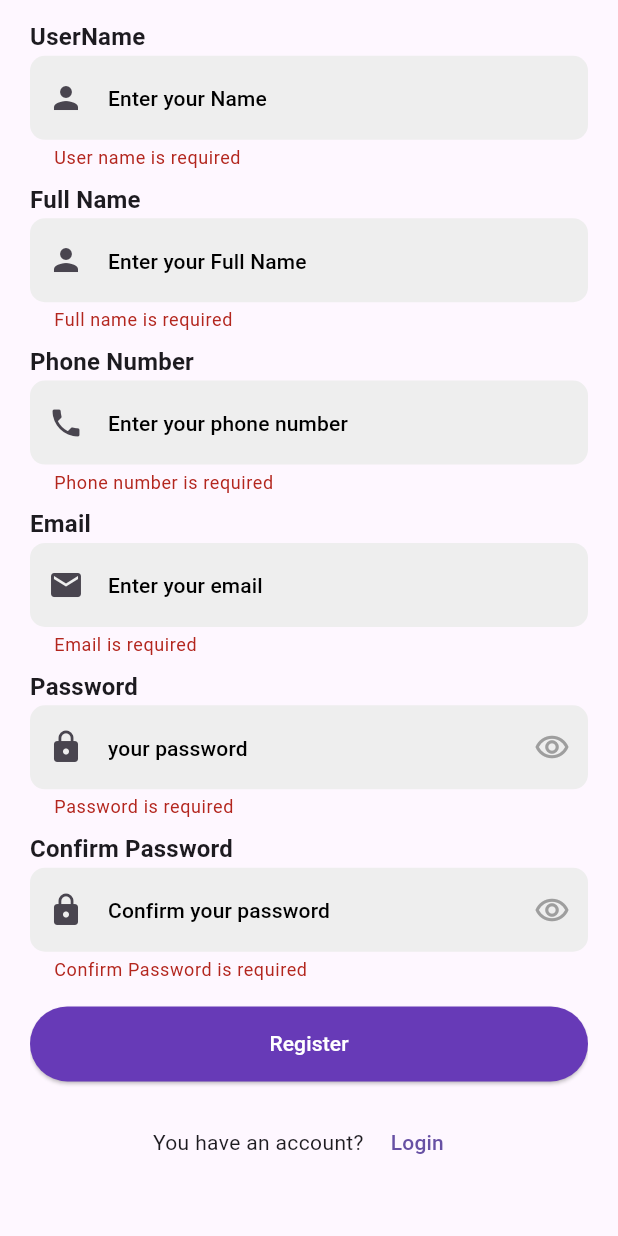
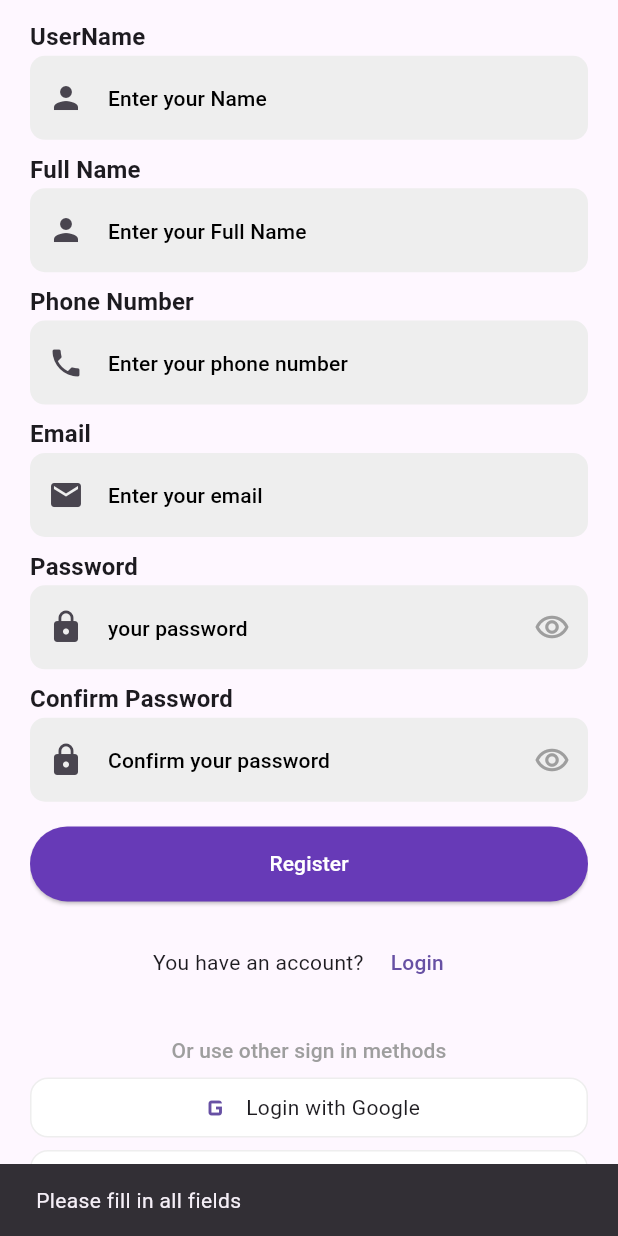
Before and after one commit to RedaEssawy/Smart_Home, a Flutter app: the RegisterPage screen opened by its route, scrolled down 41 dp, after a tap on "Register", on a phone screen of 412 x 824 dp. Run offline on Flutter 3.47's test engine with Material 3 defaults, Android fonts, the phone set to English and light mode, and no system bars; our stand-ins replace dartz, dio, firebase_core, flutter_bloc, flutter_carousel_widget, flutter_offline and 3 more; missing offline and left inert: gauge_indicator, mqtt_client; accounts and stored records are empty; network calls fail.

Commit message:
threshold and others

```diff
--- a/lib/views/pages/login_page.dart
+++ b/lib/views/pages/login_page.dart
@@ -162,10 +162,10 @@ void _handleSignIn() async {
                                 }
                                 return null;
                               },
-                              title: 'Email',
+                              title: 'Name',
                               controller: emailController,
-                              prefixIcon: Icons.email,
-                              hintText: 'Enter your email',
+                              prefixIcon: Icons.person,
+                              hintText: 'Enter your name or phone number',
                             ),
                             SizedBox(height: constraint.maxHeight * 0.02),
                             LableWithTextField(
--- a/lib/views/pages/nav_bottom_page.dart
+++ b/lib/views/pages/nav_bottom_page.dart
@@ -7,6 +7,7 @@ import 'package:smart_home/views/pages/flowrate_room.dart';
 import 'package:smart_home/views/pages/home.dart';
 import 'package:smart_home/views/pages/lekage_room.dart';
 import 'package:smart_home/views/pages/profile_page.dart';
+import 'package:smart_home/views/pages/set_consumption.dart';
 import 'package:smart_home/views/pages/tank_room.dart';
 
 class NavBottomPage extends StatefulWidget {
@@ -40,6 +41,8 @@ class _NavBottomPageState extends State<NavBottomPage> {
     TankRoom(),
     FlowrateRoom(),
     LekageRoom(),
+    SetConsumption(),
+
     ProfilePage(api: DioConsumer(dio: Dio()),),
 
 
@@ -102,10 +105,13 @@ class _NavBottomPageState extends State<NavBottomPage> {
                 icon: Icon(Icons.alarm_add),
                 label: 'Leakage',
               ),
+               BottomNavigationBarItem(
+                icon: Icon(Icons.water_sharp), label: 'Threshold'),
               BottomNavigationBarItem(
                 icon: Icon(Icons.person,),
                 label: 'Profile',
               ),
+
 
             ],
             showUnselectedLabels: true,
--- a/lib/views/pages/register_page.dart
+++ b/lib/views/pages/register_page.dart
@@ -1,6 +1,7 @@
 import 'package:flutter/material.dart';
 import 'package:flutter_bloc/flutter_bloc.dart';
 import 'package:smart_home/controler/user_cubit/user_cubit.dart';
+import 'package:smart_home/core/errors/exceptions.dart';
 import 'package:smart_home/core/util/app_colors.dart';
 import 'package:smart_home/core/util/app_routes.dart';
 import 'package:smart_home/views/widgets/lable_with_text_field.dart';
@@ -15,14 +16,88 @@ class RegisterPage extends StatefulWidget {
 
 class _RegisterPageState extends State<RegisterPage> {
   bool _hiddenPassword = true;
-  Widget icon=Icon(Icons.remove_red_eye_outlined);
+  Widget icon = Icon(Icons.remove_red_eye_outlined);
   final confirmPasswordController = TextEditingController();
-  final  fullNameControler = TextEditingController();
+  final fullNameControler = TextEditingController();
   final _userControler = TextEditingController();
   final emailController = TextEditingController();
   final passwordController = TextEditingController();
   final _formKey = GlobalKey<FormState>();
   final phoneController = TextEditingController();
+  bool _isLoading = false;
+
+  void _showSnackBar(String message) {
+    ScaffoldMessenger.of(context).showSnackBar(
+      SnackBar(
+        content: Text(message),
+        duration: Duration(seconds: 3),
+      ),
+    );
+  }
+
+  @override
+  void dispose() {
+    fullNameControler.dispose();
+    _userControler.dispose();
+    phoneController.dispose();
+    confirmPasswordController.dispose();
+
+    emailController.dispose();
+    passwordController.dispose();
+
+    super.dispose();
+  }
+
+  void _handleSignIn() async {
+    if (_isLoading) return; // Prevent multiple clicks
+
+    setState(() {
+      _isLoading = true; // Start loading
+    });
+
+    try {
+      final email = emailController.text.trim();
+      final password = passwordController.text.trim();
+
+      // Basic client-side validation
+      if (email.isEmpty || password.isEmpty) {
+        _showSnackBar('Please fill in all fields');
+        return;
+      }
+
+      // Call backend API
+      final result = await context.read<UserCubit>().signUp(
+          fullName: fullNameControler.text,
+          email: emailController.text,
+          password: passwordController.text,
+          confirmPassword: confirmPasswordController.text,
+          username: _userControler.text,
+          phoneNumber: phoneController.text);
+
+      if (result['success']) {
+        _showSnackBar('Sign-in successful!');
+        // Navigate to the next screen or perform other actions
+      } else {
+        // Handle specific backend errors
+        final errorMessage = result['error'].toString().toLowerCase();
+        if (errorMessage.contains('password')) {
+          _showSnackBar('Incorrect password');
+        } else if (errorMessage.contains('user') ||
+            errorMessage.contains('email')) {
+          _showSnackBar('User not found');
+        } else {
+          _showSnackBar('Sign-in failed: ${result['error']}');
+        }
+      }
+    } on ServerException catch (e) {
+      _showSnackBar(
+          'An unexpected error occurred: ${e.errorModel.errorMessage}');
+    } finally {
+      setState(() {
+        _isLoading = false; // Always stop loadingmessage
+      });
+    }
+  }
 
   @override
   Widget build(BuildContext context) {
@@ -130,21 +205,21 @@ class _RegisterPageState extends State<RegisterPage> {
                                   onPressed: () {
                                     setState(() {
                                       _hiddenPassword = !_hiddenPassword;
-                                      if(_hiddenPassword==false){
-                                        icon=Icon(Icons.remove_red_eye);
+                                      if (_hiddenPassword == false) {
+                                        icon = Icon(Icons.remove_red_eye);
                                       }
                                     });
                                   },
-                                  icon:icon
+                                  icon: icon
                                   //  Icon(Icons.remove_red_eye_outlined)
-                                   ),
+                                  ),
                             ),
                             SizedBox(height: constraint.maxHeight * 0.01),
                             LableWithTextField(
                               validator: (value) {
                                 if (value == null || value.isEmpty) {
                                   return 'Confirm Password is required';
-                                }else if(value!=passwordController.text){
+                                } else if (value != passwordController.text) {
                                   return 'Password does not match';
                                 }
                                 return null;
@@ -158,36 +233,37 @@ class _RegisterPageState extends State<RegisterPage> {
                                   onPressed: () {
                                     setState(() {
                                       _hiddenPassword = !_hiddenPassword;
-                                      if(_hiddenPassword==false){
-                                        icon=Icon(Icons.remove_red_eye);
+                                      if (_hiddenPassword == false) {
+                                        icon = Icon(Icons.remove_red_eye);
                                       }
                                     });
                                   },
-                                  icon:icon
+                                  icon: icon
                                   //  Icon(Icons.remove_red_eye_outlined)
-                                   ),
+                                  ),
                             ),
                             SizedBox(height: constraint.maxHeight * 0.02),
-                            state is SignUpLoading
+                            _isLoading
                                 ? const CircularProgressIndicator()
                                 : ElevatedButton(
                                     style: ElevatedButton.styleFrom(
                                         backgroundColor: AppColors.deepPrple,
                                         minimumSize:
                                             Size(constraint.maxWidth, 50)),
-                                    onPressed: () {
-                                      if (_formKey.currentState!.validate()) {
-                                        context.read<UserCubit>().signUp(
-                                            fullName: fullNameControler.text,
-                                            email: emailController.text,
-                                            password: passwordController.text,
-                                            confirmPassword:
-                                                confirmPasswordController.text,
-                                            username: _userControler.text,
-                                            phoneNumber: phoneController.text);
+                                    onPressed: _handleSignIn,
+                                    //  () {
+                                    //   if (_formKey.currentState!.validate()) {
+                                    //     context.read<UserCubit>().signUp(
+                                    //         fullName: fullNameControler.text,
+                                    //         email: emailController.text,
+                                    //         password: passwordController.text,
+                                    //         confirmPassword:
+                                    //             confirmPasswordController.text,
+                                    //         username: _userControler.text,
+                                    //         phoneNumber: phoneController.text);
 
-                                      }
-                                    },
+                                    //   }
+                                    // },
                                     child: Text('Register',
                                         style: Theme.of(context)
                                             .textTheme
```
Also changed, not shown: lib/views/pages/control_room.dart (+90 -84 lines), lib/views/pages/flowrate_room.dart (+41 -25 lines), lib/views/pages/set_consumption.dart (added, +66 -0 lines).
